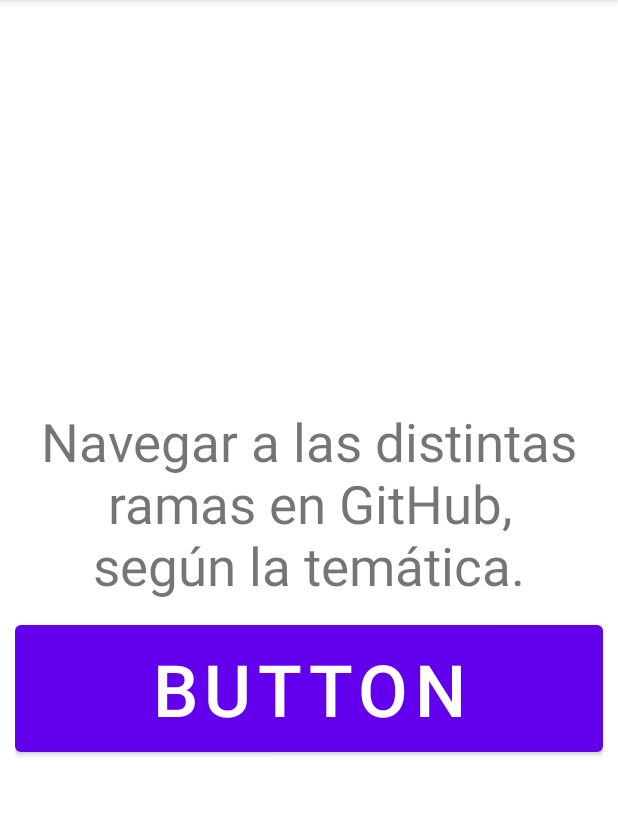
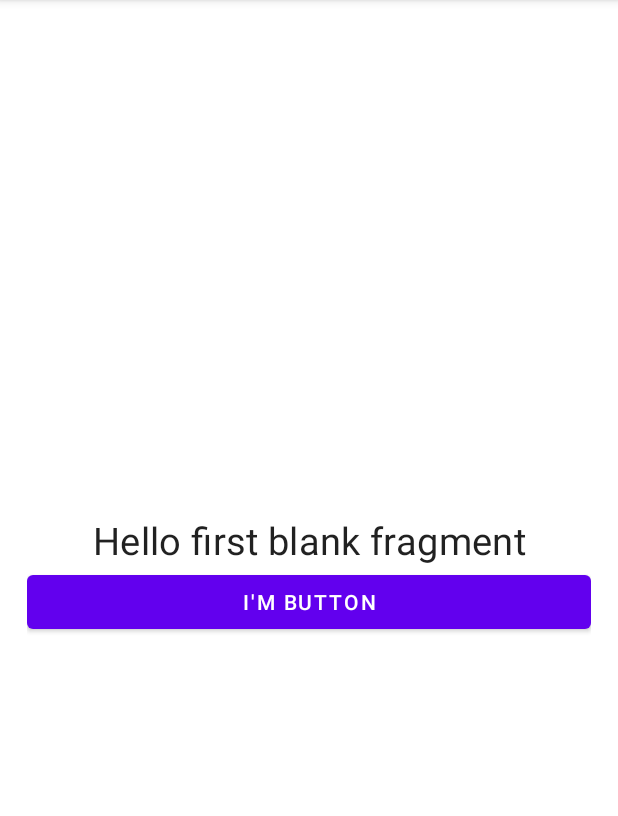
Before and after one commit to Noe-Chavez/CursoAndroidUdemy01, an Android app: the screen it shows after launch (MainActivity), on a phone screen of 412 x 824 dp, the part 84-900 px from its top. Run offline under Robolectric (Android 15) with nearby library versions, the phone set to English and light mode, and no system bars.

Commit message:
Navegando entre fragmentos con navigation components.

```diff
--- a/app/src/main/AndroidManifest.xml
+++ b/app/src/main/AndroidManifest.xml
@@ -9,7 +9,6 @@
         android:roundIcon="@mipmap/ic_launcher_round"
         android:supportsRtl="true"
         android:theme="@style/Theme.Activities">
-        <activity android:name=".SegundoActivity"></activity>
         <activity android:name=".MainActivity">
             <intent-filter>
                 <action android:name="android.intent.action.MAIN" />
--- /dev/null
+++ b/app/src/main/java/mx/com/disoftware/FirstFragment.kt
@@ -0,0 +1,22 @@
+package mx.com.disoftware
+
+import android.os.Bundle
+import androidx.fragment.app.Fragment
+import android.view.View
+import android.widget.Button
+import androidx.navigation.fragment.findNavController
+
+class FirstFragment : Fragment(R.layout.fragment_first) {
+
+    override fun onViewCreated(view: View, savedInstanceState: Bundle?) {
+        super.onViewCreated(view, savedInstanceState)
+
+        val buttonFirstFragment = view.findViewById<Button>(R.id.button_first_fragment)
+
+        buttonFirstFragment.setOnClickListener {
+            findNavController() // clase que controla la navegabilidad de los fragmentos.
+                .navigate(R.id.action_firstFragment_to_secondFragment)// id de la navigabilidad (ver main_graph.xml)
+        }
+
+    }
+}
--- a/app/src/main/java/mx/com/disoftware/MainActivity.kt
+++ b/app/src/main/java/mx/com/disoftware/MainActivity.kt
@@ -1,25 +1,11 @@
 package mx.com.disoftware
 
-import android.content.Intent
+import android.os.Bundle
 import androidx.appcompat.app.AppCompatActivity
-import android.os.Bundle
-import android.widget.Button
-import android.widget.TextView
 
 class MainActivity : AppCompatActivity() {
     override fun onCreate(savedInstanceState: Bundle?) {
         super.onCreate(savedInstanceState)
         setContentView(R.layout.activity_main)
-
-        val textViewMainActivity = findViewById<TextView>(R.id.textViewMainActivity)
-        val buttonMainActivity = findViewById<Button>(R.id.buttonMainActivity)
-
-        buttonMainActivity.setOnClickListener {
-            val intent = Intent(this, SegundoActivity::class.java)
-            // mandando un valor al prozimo activity
-            intent.putExtra("cadena", "vengo de $this")
-            startActivity(intent)
-        }
-
     }
 }
--- a/app/src/main/res/layout/activity_main.xml
+++ b/app/src/main/res/layout/activity_main.xml
@@ -1,34 +1,24 @@
 <?xml version="1.0" encoding="utf-8"?>
 <androidx.appcompat.widget.LinearLayoutCompat
     xmlns:android="http://schemas.android.com/apk/res/android"
+    xmlns:tools="http://schemas.android.com/tools"
     xmlns:app="http://schemas.android.com/apk/res-auto"
-    xmlns:tools="http://schemas.android.com/tools"
     android:orientation="vertical"
     android:layout_width="match_parent"
     android:layout_height="match_parent"
     android:gravity="center"
     android:padding="10sp"
     tools:context=".MainActivity">
-
-    <TextView
-        android:id="@+id/textViewMainActivity"
+    <!--
+        TODO NavHostFragment es una clase que controla a los distintos fragmentos.
+        TODO navGraph se especifica en donde se encuentra el recurso xml asociado al NavHostFragment.
+        TODO defaultNavHost: indica que el fragment señalado con la casita se coloca en primera instancia.
+     -->
+    <androidx.fragment.app.FragmentContainerView
+        android:id="@+id/fragment_container_view"
         android:layout_width="match_parent"
-        android:layout_height="wrap_content"
-        android:textAlignment="center"
-        android:textSize="35sp"
-        android:text="Navegar a las distintas ramas en GitHub, según la temática."
-        android:padding="10dp"
-        tools:layout_editor_absoluteX="191dp"
-        tools:layout_editor_absoluteY="286dp" />
-
-    <Button
-        android:id="@+id/buttonMainActivity"
-        android:layout_width="match_parent"
-        android:layout_height="wrap_content"
-        android:padding="10dp"
-        android:text="Button"
-        android:textSize="@android:dimen/app_icon_size"
-        app:layout_constraintEnd_toEndOf="parent"
-        app:layout_constraintStart_toStartOf="parent"
-        tools:layout_editor_absoluteY="430dp" />
+        android:layout_height="match_parent"
+        android:name="androidx.navigation.fragment.NavHostFragment"
+        app:defaultNavHost="true"
+        app:navGraph="@navigation/main_graph"/>
 </androidx.appcompat.widget.LinearLayoutCompat>
--- /dev/null
+++ b/app/src/main/res/layout/fragment_first.xml
@@ -0,0 +1,24 @@
+<?xml version="1.0" encoding="utf-8"?>
+<LinearLayout xmlns:android="http://schemas.android.com/apk/res/android"
+    xmlns:tools="http://schemas.android.com/tools"
+    android:layout_width="match_parent"
+    android:layout_height="match_parent"
+    android:gravity="center"
+    android:padding="8dp"
+    android:orientation="vertical"
+    tools:context=".FirstFragment">
+    <com.google.android.material.textview.MaterialTextView
+        android:layout_width="match_parent"
+        android:layout_height="wrap_content"
+        android:text="@string/hello_first_fragment"
+        android:gravity="center"
+        style="@style/MaterialAlertDialog.MaterialComponents.Title.Text"
+        android:textSize="25sp"
+        android:textAlignment="center" />
+    <com.google.android.material.button.MaterialButton
+        android:id="@+id/button_first_fragment"
+        android:layout_width="match_parent"
+        android:layout_height="wrap_content"
+        android:text="i'm button"/>
+
+</LinearLayout>
--- /dev/null
+++ b/app/src/main/res/navigation/main_graph.xml
@@ -0,0 +1,22 @@
+<?xml version="1.0" encoding="utf-8"?>
+<navigation xmlns:android="http://schemas.android.com/apk/res/android"
+    xmlns:app="http://schemas.android.com/apk/res-auto"
+    xmlns:tools="http://schemas.android.com/tools"
+    android:id="@+id/main_graph"
+    app:startDestination="@id/firstFragment">
+
+    <fragment
+        android:id="@+id/firstFragment"
+        android:name="mx.com.disoftware.FirstFragment"
+        android:label="fragment_first"
+        tools:layout="@layout/fragment_first" >
+        <action
+            android:id="@+id/action_firstFragment_to_secondFragment"
+            app:destination="@id/secondFragment" />
+    </fragment>
+    <fragment
+        android:id="@+id/secondFragment"
+        android:name="mx.com.disoftware.SecondFragment"
+        android:label="fragment_second"
+        tools:layout="@layout/fragment_second" />
+</navigation>
--- a/app/src/main/res/values/strings.xml
+++ b/app/src/main/res/values/strings.xml
@@ -1,3 +1,6 @@
 <resources>
     <string name="app_name">Activities</string>
+    <!-- TODO: Remove or change this placeholder text -->
+    <string name="hello_first_fragment">Hello first blank fragment</string>
+    <string name="hello_second_fragment">Hello second blank fragment</string>
 </resources>
--- a/build.gradle
+++ b/build.gradle
@@ -1,6 +1,8 @@
 // Top-level build file where you can add configuration options common to all sub-projects/modules.
 buildscript {
-    ext.kotlin_version = "1.3.72"
+    ext.kotlin_version = "1.4.21"
+    ext.nav_version = "2.3.3"
+
     repositories {
         google()
         jcenter()
```
Also changed, not shown: app/build.gradle (+18 -7 lines), app/src/main/java/mx/com/disoftware/SecondFragment.kt (added, +25 -0 lines), app/src/main/java/mx/com/disoftware/SegundoActivity.kt (deleted, +0 -35 lines), app/src/main/res/layout/activity_segundo.xml (deleted, +0 -25 lines), app/src/main/res/layout/fragment_second.xml (added, +23 -0 lines), 412 other files.
